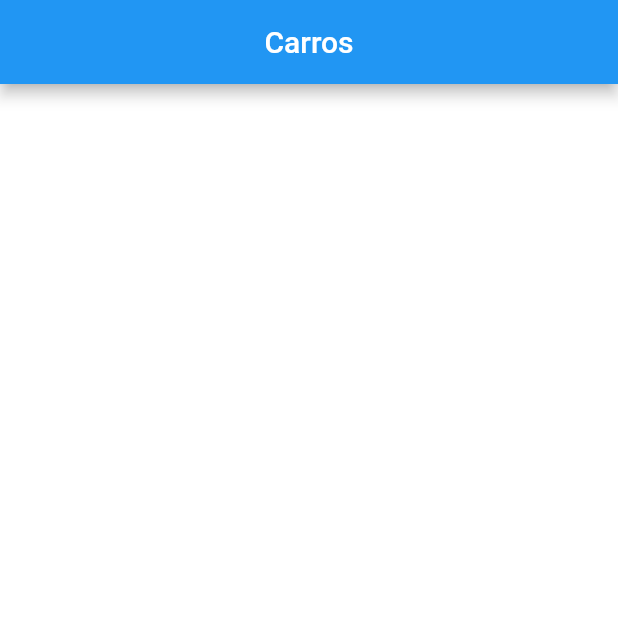
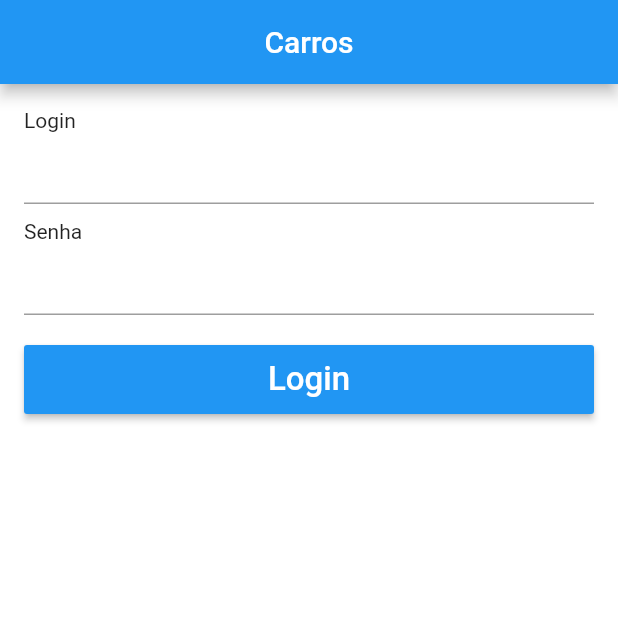
Before and after one commit to LucianoFraga27/Flutter-AppCarros, a Flutter app: the screen it shows after launch, on a phone screen of 412 x 824 dp, the top half of it. Run offline on Flutter 3.47's test engine with Material 2 defaults, Android fonts, the phone set to English and light mode, and no system bars.

Commit message:
Layout básico do formulário de login

```diff
--- a/lib/pages/login.dart
+++ b/lib/pages/login.dart
@@ -1,4 +1,3 @@
-
 import 'package:flutter/material.dart';
 
 class LoginPage extends StatelessWidget {
@@ -17,7 +16,29 @@ class LoginPage extends StatelessWidget {
 
   _body() {
     return Container(
-        //color: Colors.red
+      padding: EdgeInsets.all(16),
+      child: ListView(
+        children: [
+          Text('Login'),
+          TextFormField(),
+          SizedBox(height: 10,),
+          Text('Senha'),
+          TextFormField(
+            obscureText: true,
+          ),
+          SizedBox(height: 20,),
+          Container(
+            height: 46,
+            child: RaisedButton(
+                onPressed: () {},
+                color: Colors.blue,
+                child: Text('Login',
+                    style: TextStyle(
+                        color: Colors.white,
+                        fontSize: 22))),
+          )
+        ],
+      ),
     );
   }
 }
```
